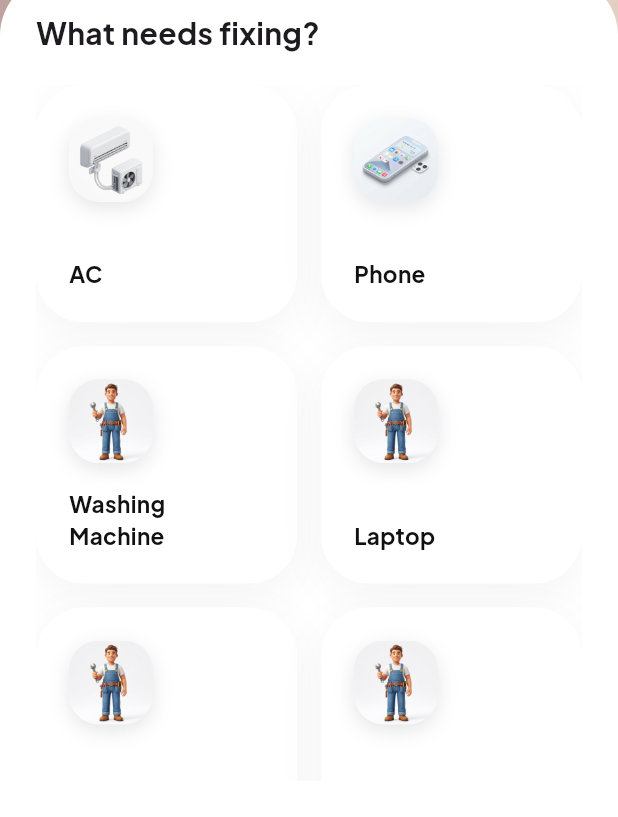
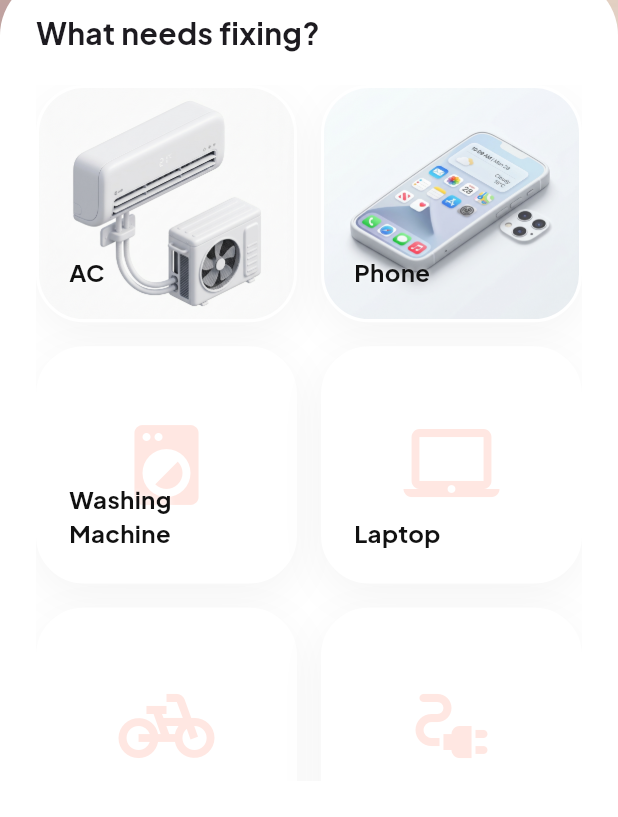
Before and after one commit to vishaltn74-dev/sortit, a Flutter app: the screen it shows after launch, on a phone screen of 412 x 824 dp, the part 419-1236 px from its top. Run offline on Flutter 3.47's test engine with Material 3 defaults, Android fonts, the phone set to English and light mode, and no system bars; our stand-ins replace google_fonts.

Commit message:
fix: make images cover category cards fully, restore icons for missing 3d assets

```diff
--- a/lib/widgets/category_card.dart
+++ b/lib/widgets/category_card.dart
@@ -14,6 +14,8 @@ class CategoryCard extends StatelessWidget {
 
   @override
   Widget build(BuildContext context) {
+    final bool hasImage = category.icon == 'ac' || category.icon == 'phone';
+
     return GestureDetector(
       onTap: onTap,
       child: Container(
@@ -29,51 +31,67 @@ class CategoryCard extends StatelessWidget {
             )
           ],
         ),
-        padding: const EdgeInsets.all(20),
-        child: Column(
-          crossAxisAlignment: CrossAxisAlignment.start,
-          mainAxisAlignment: MainAxisAlignment.spaceBetween,
+        child: ClipRRect(
+          borderRadius: BorderRadius.circular(30),
+          child: Stack(
             children: [
-            Container(
-              decoration: BoxDecoration(
-                borderRadius: BorderRadius.circular(20),
-                boxShadow: [
-                  BoxShadow(
-                    color: Colors.black.withValues(alpha: 0.1),
-                    blurRadius: 10,
-                    offset: const Offset(0, 4),
-                  )
-                ],
-              ),
-              child: ClipRRect(
-                borderRadius: BorderRadius.circular(20),
+              if (hasImage)
+                Positioned.fill(
                   child: Image.asset(
                     _getImagePath(category.icon),
-                  width: 56,
-                  height: 56,
                     fit: BoxFit.cover,
                   ),
                 ),
+              if (!hasImage)
+                Positioned.fill(
+                  child: Center(
+                    child: Icon(
+                      _getIcon(category.icon),
+                      size: 64,
+                      color: AppTheme.primaryRed.withValues(alpha: 0.15),
                     ),
-            Text(
+                  ),
+                ),
+              Positioned(
+                bottom: 20,
+                left: 20,
+                right: 20,
+                child: Text(
                   category.name,
-              style: const TextStyle(
+                  style: TextStyle(
                     fontWeight: FontWeight.bold,
-                fontSize: 15,
+                    fontSize: 16,
                     color: AppTheme.trueBlack,
+                    // Subtle shadow to ensure text is readable over any image
+                    shadows: [
+                      Shadow(
+                        color: Colors.white.withValues(alpha: 0.8),
+                        blurRadius: 4,
+                      )
+                    ]
+                  ),
                 ),
               ),
             ],
+          ),
         ),
       ),
     );
   }
 
   String _getImagePath(String iconName) {
+    if (iconName == 'ac') return 'assets/images/ac.jpg';
+    if (iconName == 'phone') return 'assets/images/phone.jpg';
+    return 'assets/images/handyman.jpg';
+  }
+
+  IconData _getIcon(String iconName) {
     switch (iconName) {
-      case 'ac': return 'assets/images/ac.jpg';
-      case 'phone': return 'assets/images/phone.jpg';
-      default: return 'assets/images/handyman.jpg';
+      case 'washing_machine': return Icons.local_laundry_service;
+      case 'laptop': return Icons.laptop_mac;
+      case 'bicycle': return Icons.pedal_bike;
+      case 'electrical': return Icons.electrical_services;
+      default: return Icons.build;
     }
   }
 }
```
Lines whose indentation alone changed are shown as unchanged.
